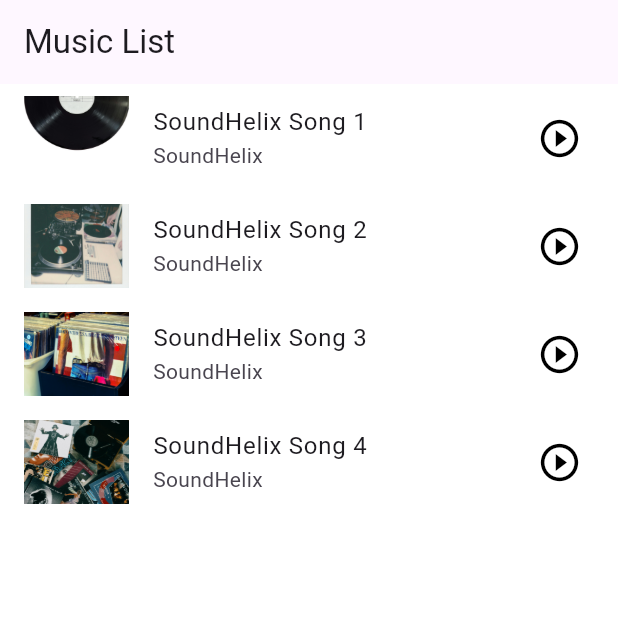
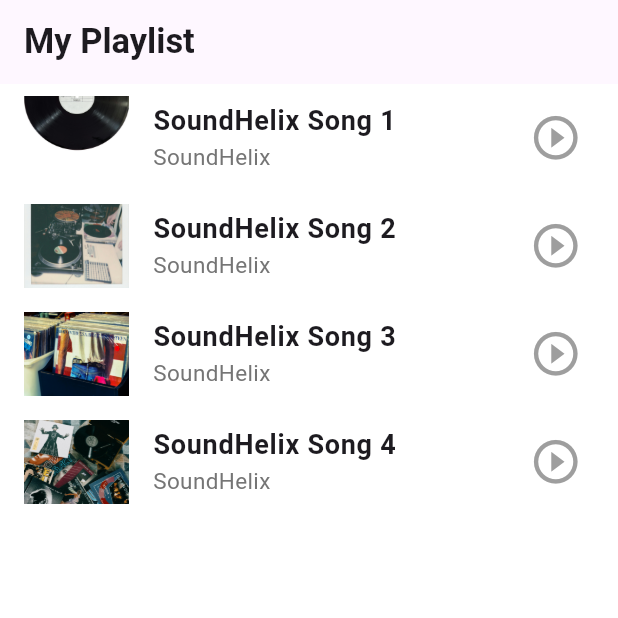
Before and after one commit to AnuwatBunsong/music-app-test-project, a Flutter app: the screen it shows after launch, on a phone screen of 412 x 824 dp, the top half of it. Run offline on Flutter 3.47's test engine with Material 3 defaults, Android fonts, the phone set to English and light mode, and no system bars; drawn by our look-alikes of skeletonizer; our stand-ins replace bloc, equatable, flutter_bloc, formz, just_audio.

Commit message:
⚡️✨: Add skeleton loading state and improve UI responsiveness in Home screen

```diff
--- a/lib/modules/home/bloc/home_bloc.dart
+++ b/lib/modules/home/bloc/home_bloc.dart
@@ -67,6 +67,9 @@ class HomeBloc extends Bloc<HomeEvent, HomeState> {
     Emitter<HomeState> emit,
   ) async {
     emit(state.copyWith(fetchStatus: FormzSubmissionStatus.inProgress));
+
+    await Future.delayed(const Duration(seconds: 2));
+
     try {
       emit(
         state.copyWith(
--- a/lib/modules/home/views/home_screen.dart
+++ b/lib/modules/home/views/home_screen.dart
@@ -5,6 +5,7 @@ import 'package:just_audio/just_audio.dart';
 import 'package:music/modules/home/bloc/home_bloc.dart';
 import 'package:music/modules/music/models/music_model.dart';
 import 'package:music/modules/music/views/cuurrent_music_screen.dart';
+import 'package:skeletonizer/skeletonizer.dart';
 
 class Homepeage extends StatefulWidget {
   const Homepeage({super.key});
@@ -36,42 +37,78 @@ class _HomepeageState extends State<Homepeage> {
   Widget build(BuildContext context) {
     return Scaffold(
       appBar: AppBar(
-        title: const Text('Music List'),
+        title: const Text(
+          'My Playlist',
+          style: TextStyle(
+            fontSize: 23,
+            fontWeight: FontWeight.bold,
+          ),
+        ),
       ),
       body: BlocConsumer<HomeBloc, HomeState>(
-        listenWhen: (previous, current) =>
-            previous.fetchStatus != current.fetchStatus,
         listener: (context, state) async {
-          if (state.fetchStatus == FormzSubmissionStatus.success) {
+          switch (state.fetchStatus) {
+            case FormzSubmissionStatus.inProgress:
+              playLists = List.generate(
+                  4,
+                  (index) => Music(
+                        name: 'Loading...',
+                        artist: 'Loading...',
+                        imageUrl: 'assets/images/img_album_1.jpg',
+                        url: 'https://example.com/loading.mp3',
+                      ));
+              break;
+            case FormzSubmissionStatus.success:
               playLists = state.playlists;
-          } else if (state.fetchStatus == FormzSubmissionStatus.failure) {
+              break;
+            case FormzSubmissionStatus.failure:
               ScaffoldMessenger.of(context).showSnackBar(
-              const SnackBar(content: Text('Failed to fetch playlists')),
+                const SnackBar(
+                  content: Text('Failed to fetch music'),
+                ),
               );
+            default:
+              break;
           }
         },
-        buildWhen: (previous, current) =>
-            previous.fetchStatus != current.fetchStatus,
         builder: (context, state) {
-          return ListView.builder(
+          return Skeletonizer(
+            enabled: state.fetchStatus == FormzSubmissionStatus.inProgress,
+            child: ListView.builder(
               itemCount: playLists.length,
               itemBuilder: (context, index) {
                 final Music music = playLists[index];
+                bool isPlaying = state.currentMusic?.url == music.url &&
+                    state.playStatus == FormzSubmissionStatus.success;
+
                 return BlocBuilder<HomeBloc, HomeState>(
                   buildWhen: (previous, current) =>
                       previous.playStatus != current.playStatus,
                   builder: (context, state) {
                     return ListTile(
+                      titleAlignment: ListTileTitleAlignment.center,
                       leading: Image.asset(
-                      playLists[index].imageUrl,
+                        music.imageUrl,
                         width: 70,
                         height: 70,
                         fit: BoxFit.cover,
                       ),
-                    title: Text(music.name),
-                    subtitle: Text(music.artist),
+                      title: Text(
+                        music.name,
+                        style: const TextStyle(
+                          fontSize: 18,
+                          fontWeight: FontWeight.bold,
+                        ),
+                      ),
+                      subtitle: Text(
+                        music.artist,
+                        style: TextStyle(
+                          fontSize: 15,
+                          color: Colors.grey[600],
+                        ),
+                      ),
                       onTap: () {
-                      if (state.playStatus == FormzSubmissionStatus.success) {
+                        if (isPlaying) {
                           homeBloc.add(
                             StopMusic(
                               player: player,
@@ -86,17 +123,19 @@ class _HomepeageState extends State<Homepeage> {
                           );
                         }
                       },
-                    trailing: Icon(
-                      state.playStatus == FormzSubmissionStatus.success
+                      trailing: Skeleton.shade(
+                          child: Icon(
+                        isPlaying
                             ? Icons.pause_circle_outline
                             : Icons.play_circle_outline,
-                      color: Colors.black,
-                      size: 30,
-                    ),
+                        color: isPlaying ? Colors.black : Colors.grey[500],
+                        size: 35,
+                      )),
                     );
                   },
                 );
               },
+            ),
           );
         },
       ),
--- a/pubspec.yaml
+++ b/pubspec.yaml
@@ -41,6 +41,7 @@ dependencies:
   equatable: ^2.0.7
   dio: ^5.8.0+1
   just_audio: ^0.9.42
+  skeletonizer: ^1.4.3
 
 
 
```
Also changed, not shown: pubspec.lock. Lines whose indentation alone changed are shown as unchanged.
